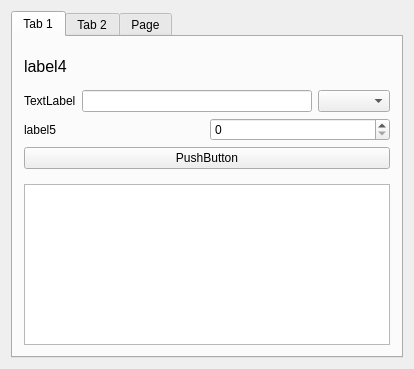
Above: widget.ui from ZSetsu/TipMan before the change. Below: the same form after it.
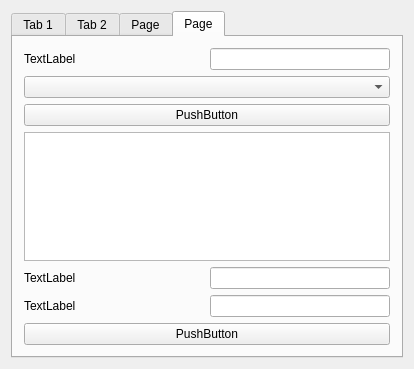
That is the form after the change. The open tabs and pages were chosen to show the change.

```diff
--- a/widget.ui
+++ b/widget.ui
@@ -27,20 +27,20 @@
        <string>Tab 1</string>
       </attribute>
       <layout class="QVBoxLayout" name="verticalLayout_2">
-       <item>
-        <spacer name="verticalSpacer_4">
-         <property name="orientation">
-          <enum>Qt::Vertical</enum>
+       <item alignment="Qt::AlignHCenter">
+        <widget class="QLabel" name="label">
+         <property name="sizePolicy">
+          <sizepolicy hsizetype="Preferred" vsizetype="Expanding">
+           <horstretch>0</horstretch>
+           <verstretch>0</verstretch>
+          </sizepolicy>
          </property>
-         <property name="sizeHint" stdset="0">
-          <size>
-           <width>20</width>
-           <height>40</height>
-          </size>
+         <property name="text">
+          <string>TextLabel</string>
          </property>
-        </spacer>
+        </widget>
        </item>
-       <item>
+       <item alignment="Qt::AlignHCenter">
         <widget class="QLabel" name="label4">
          <property name="font">
           <font>
@@ -52,19 +52,6 @@
          </property>
         </widget>
        </item>
-       <item>
-        <spacer name="verticalSpacer_5">
-         <property name="orientation">
-          <enum>Qt::Vertical</enum>
-         </property>
-         <property name="sizeHint" stdset="0">
-          <size>
-           <width>20</width>
-           <height>40</height>
-          </size>
-         </property>
-        </spacer>
-       </item>
        <item>
         <layout class="QHBoxLayout" name="horizontalLayout_7">
          <item>
@@ -90,18 +77,7 @@
         </layout>
        </item>
        <item>
-        <layout class="QHBoxLayout" name="horizontalLayout_5">
-         <item>
-          <widget class="QLabel" name="label5">
-           <property name="text">
-            <string>label5</string>
-           </property>
-          </widget>
-         </item>
-         <item>
-          <widget class="QSpinBox" name="spinBox_3"/>
-         </item>
-        </layout>
+        <layout class="QHBoxLayout" name="horizontalLayout_5"/>
        </item>
        <item>
         <widget class="QPushButton" name="pushButton">
@@ -110,22 +86,6 @@
          </property>
         </widget>
        </item>
-       <item>
-        <spacer name="verticalSpacer_3">
-         <property name="orientation">
-          <enum>Qt::Vertical</enum>
-         </property>
-         <property name="sizeHint" stdset="0">
-          <size>
-           <width>20</width>
-           <height>40</height>
-          </size>
-         </property>
-        </spacer>
-       </item>
-       <item>
-        <widget class="QGraphicsView" name="graphicsView"/>
-       </item>
       </layout>
      </widget>
      <widget class="QWidget" name="tab_2">
@@ -413,6 +373,112 @@
        </item>
       </layout>
      </widget>
+     <widget class="QWidget" name="tab_4">
+      <attribute name="title">
+       <string>Page</string>
+      </attribute>
+      <layout class="QVBoxLayout" name="verticalLayout_5">
+       <item>
+        <layout class="QHBoxLayout" name="horizontalLayout_11">
+         <item>
+          <widget class="QLabel" name="label20">
+           <property name="text">
+            <string>TextLabel</string>
+           </property>
+          </widget>
+         </item>
+         <item>
+          <widget class="QLineEdit" name="lineEdit_6">
+           <property name="sizePolicy">
+            <sizepolicy hsizetype="Minimum" vsizetype="Fixed">
+             <horstretch>0</horstretch>
+             <verstretch>0</verstretch>
+            </sizepolicy>
+           </property>
+           <property name="maxLength">
+            <number>2</number>
+           </property>
+           <property name="echoMode">
+            <enum>QLineEdit::Password</enum>
+           </property>
+          </widget>
+         </item>
+        </layout>
+       </item>
+       <item>
+        <widget class="QComboBox" name="comboBox_2"/>
+       </item>
+       <item>
+        <widget class="QPushButton" name="pushButton_2">
+         <property name="text">
+          <string>PushButton</string>
+         </property>
+        </widget>
+       </item>
+       <item>
+        <widget class="QPlainTextEdit" name="plainTextEdit_3">
+         <property name="readOnly">
+          <bool>true</bool>
+         </property>
+        </widget>
+       </item>
+       <item>
+        <layout class="QHBoxLayout" name="horizontalLayout_13">
+         <item>
+          <widget class="QLabel" name="label21">
+           <property name="text">
+            <string>TextLabel</string>
+           </property>
+          </widget>
+         </item>
+         <item>
+          <widget class="QLineEdit" name="lineEdit_8">
+           <property name="sizePolicy">
+            <sizepolicy hsizetype="Minimum" vsizetype="Fixed">
+             <horstretch>0</horstretch>
+             <verstretch>0</verstretch>
+            </sizepolicy>
+           </property>
+           <property name="readOnly">
+            <bool>true</bool>
+           </property>
+          </widget>
+         </item>
+        </layout>
+       </item>
+       <item>
+        <layout class="QHBoxLayout" name="horizontalLayout_12">
+         <item>
+          <widget class="QLabel" name="label22">
+           <property name="text">
+            <string>TextLabel</string>
+           </property>
+          </widget>
+         </item>
+         <item>
+          <widget class="QLineEdit" name="lineEdit_7">
+           <property name="sizePolicy">
+            <sizepolicy hsizetype="Minimum" vsizetype="Fixed">
+             <horstretch>0</horstretch>
+             <verstretch>0</verstretch>
+            </sizepolicy>
+           </property>
+           <property name="readOnly">
+            <bool>true</bool>
+           </property>
+          </widget>
+         </item>
+        </layout>
+       </item>
+       <item>
+        <widget class="QPushButton" name="pushButton_3">
+         <property name="text">
+          <string>PushButton</string>
+         </property>
+        </widget>
+       </item>
+      </layout>
+     </widget>
     </widget>
    </item>
   </layout>
```
Left out of the diff: 15 changed lines with no effect on the pictures.
